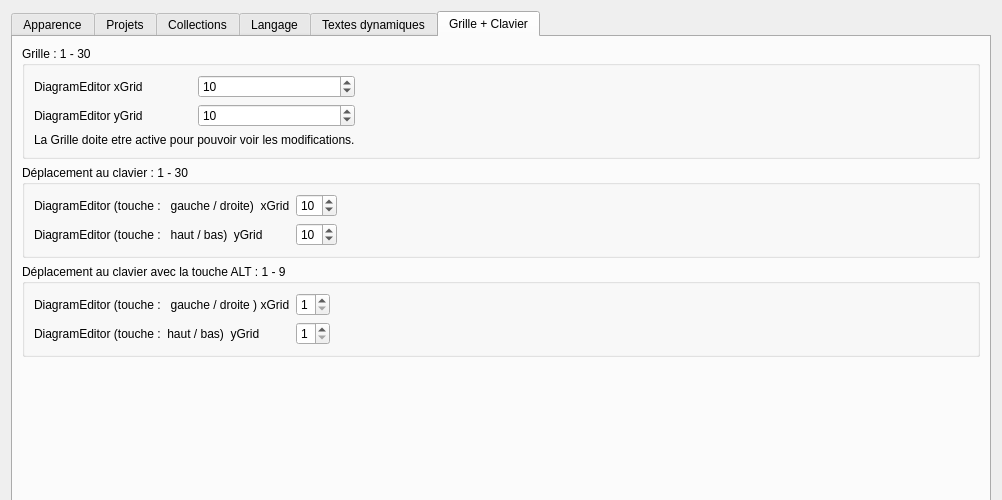
The window that sources/ui/configpage/generalconfigurationpage.ui (qelectrotech/qelectrotech-source-mirror) describes before a commit, drawn with Qt 5.
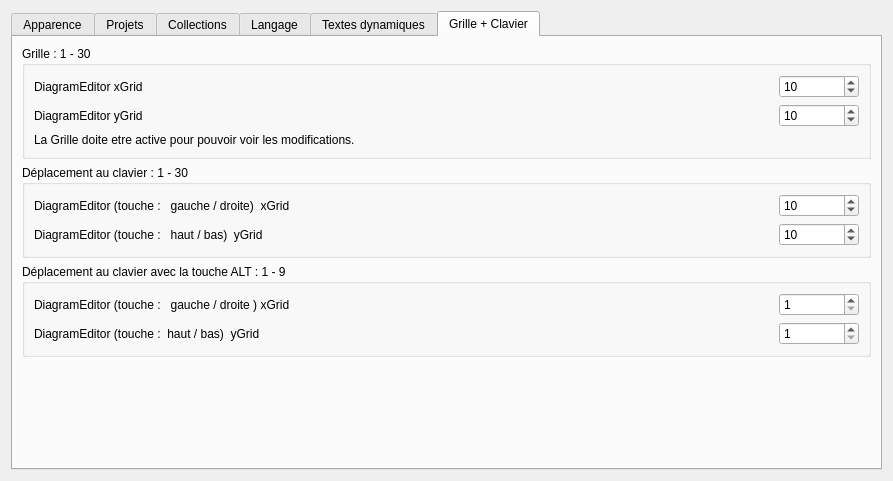
The same window after the commit. The open tabs and pages were chosen to show the change.

Commit message: Minor : update gui layout. Fix : change grid step doesn't applyed

What changed in the file:
```diff
--- a/sources/ui/configpage/generalconfigurationpage.ui
+++ b/sources/ui/configpage/generalconfigurationpage.ui
@@ -6,40 +6,16 @@
    <rect>
     <x>0</x>
     <y>0</y>
-    <width>998</width>
-    <height>500</height>
+    <width>893</width>
+    <height>481</height>
    </rect>
   </property>
-  <property name="sizePolicy">
-   <sizepolicy hsizetype="Preferred" vsizetype="MinimumExpanding">
-    <horstretch>0</horstretch>
-    <verstretch>0</verstretch>
-   </sizepolicy>
-  </property>
-  <property name="minimumSize">
-   <size>
-    <width>0</width>
-    <height>500</height>
-   </size>
-  </property>
   <property name="windowTitle">
    <string>Form</string>
   </property>
-  <layout class="QVBoxLayout" name="verticalLayout_3">
-   <item>
+  <layout class="QGridLayout" name="gridLayout_5">
+   <item row="0" column="0">
     <widget class="QTabWidget" name="tabWidget">
-     <property name="sizePolicy">
-      <sizepolicy hsizetype="Fixed" vsizetype="Expanding">
-       <horstretch>0</horstretch>
-       <verstretch>0</verstretch>
-      </sizepolicy>
-     </property>
-     <property name="minimumSize">
-      <size>
-       <width>980</width>
-       <height>500</height>
-      </size>
-     </property>
      <property name="currentIndex">
       <number>0</number>
      </property>
@@ -474,16 +450,21 @@
          <property name="title">
           <string>Grille : 1 - 30</string>
          </property>
-         <layout class="QGridLayout" name="gridLayout_5">
-          <item row="0" column="0">
-           <widget class="QLabel" name="Label_Diagram_xGrid">
-            <property name="text">
-             <string>DiagramEditor xGrid</string>
-            </property>
-           </widget>
-          </item>
-          <item row="0" column="1">
+         <property name="flat">
+          <bool>false</bool>
+         </property>
+         <property name="checkable">
+          <bool>false</bool>
+         </property>
+         <layout class="QGridLayout" name="gridLayout_6">
+          <item row="0" column="2">
            <widget class="QSpinBox" name="DiagramEditor_xGrid_sb">
+            <property name="minimumSize">
+             <size>
+              <width>80</width>
+              <height>0</height>
+             </size>
+            </property>
             <property name="minimum">
              <number>1</number>
             </property>
@@ -498,19 +479,6 @@
             </property>
            </widget>
           </item>
-          <item row="1" column="1">
-           <widget class="QSpinBox" name="DiagramEditor_yGrid_sb">
-            <property name="minimum">
-             <number>1</number>
-            </property>
-            <property name="maximum">
-             <number>30</number>
-            </property>
-            <property name="value">
-             <number>10</number>
-            </property>
-           </widget>
-          </item>
           <item row="1" column="0">
            <widget class="QLabel" name="Label_Diagram_yGrid">
             <property name="text">
@@ -525,8 +493,34 @@
             </property>
            </widget>
           </item>
-          <item row="0" column="2">
-           <spacer name="horizontalSpacer_4">
+          <item row="1" column="2">
+           <widget class="QSpinBox" name="DiagramEditor_yGrid_sb">
+            <property name="minimumSize">
+             <size>
+              <width>80</width>
+              <height>0</height>
+             </size>
+            </property>
+            <property name="minimum">
+             <number>1</number>
+            </property>
+            <property name="maximum">
+             <number>30</number>
+            </property>
+            <property name="value">
+             <number>10</number>
+            </property>
+           </widget>
+          </item>
+          <item row="0" column="0">
+           <widget class="QLabel" name="Label_Diagram_xGrid">
+            <property name="text">
+             <string>DiagramEditor xGrid</string>
+            </property>
+           </widget>
+          </item>
+          <item row="0" column="1">
+           <spacer name="horizontalSpacer_6">
             <property name="orientation">
              <enum>Qt::Horizontal</enum>
             </property>
@@ -547,6 +541,50 @@
           <string>Déplacement au clavier : 1 - 30</string>
          </property>
          <layout class="QGridLayout" name="gridLayout_10">
+          <item row="0" column="2">
+           <widget class="QSpinBox" name="DiagramEditor_xKeyGrid_sb">
+            <property name="minimumSize">
+             <size>
+              <width>80</width>
+              <height>0</height>
+             </size>
+            </property>
+            <property name="minimum">
+             <number>1</number>
+            </property>
+            <property name="maximum">
+             <number>30</number>
+            </property>
+            <property name="singleStep">
+             <number>1</number>
+            </property>
+            <property name="value">
+             <number>10</number>
+            </property>
+           </widget>
+          </item>
+          <item row="1" column="2">
+           <widget class="QSpinBox" name="DiagramEditor_yKeyGrid_sb">
+            <property name="minimumSize">
+             <size>
+              <width>80</width>
+              <height>0</height>
+             </size>
+            </property>
+            <property name="minimum">
+             <number>1</number>
+            </property>
+            <property name="maximum">
+             <number>30</number>
+            </property>
+            <property name="singleStep">
+             <number>1</number>
+            </property>
+            <property name="value">
+             <number>10</number>
+            </property>
+           </widget>
+          </item>
           <item row="0" column="0">
            <widget class="QLabel" name="Label_Diagram_Key_xGrid">
             <property name="text">
@@ -562,38 +600,6 @@
            </widget>
           </item>
           <item row="0" column="1">
-           <widget class="QSpinBox" name="DiagramEditor_xKeyGrid_sb">
-            <property name="minimum">
-             <number>1</number>
-            </property>
-            <property name="maximum">
-             <number>30</number>
-            </property>
-            <property name="singleStep">
-             <number>1</number>
-            </property>
-            <property name="value">
-             <number>10</number>
-            </property>
-           </widget>
-          </item>
-          <item row="1" column="1">
-           <widget class="QSpinBox" name="DiagramEditor_yKeyGrid_sb">
-            <property name="minimum">
-             <number>1</number>
-            </property>
-            <property name="maximum">
-             <number>30</number>
-            </property>
-            <property name="singleStep">
-             <number>1</number>
-            </property>
-            <property name="value">
-             <number>10</number>
-            </property>
-           </widget>
-          </item>
-          <item row="0" column="2">
            <spacer name="horizontalSpacer_5">
             <property name="orientation">
              <enum>Qt::Horizontal</enum>
@@ -622,8 +628,14 @@
             </property>
            </widget>
           </item>
-          <item row="0" column="2">
-           <widget class="QSpinBox" name="DiagramEditor_xKeyGridFine_sb">
+          <item row="1" column="3">
+           <widget class="QSpinBox" name="DiagramEditor_yKeyGridFine_sb">
+            <property name="minimumSize">
+             <size>
+              <width>80</width>
+              <height>0</height>
+             </size>
+            </property>
             <property name="minimum">
              <number>1</number>
             </property>
@@ -645,24 +657,30 @@
             </property>
            </widget>
           </item>
-          <item row="1" column="2">
-           <widget class="QSpinBox" name="DiagramEditor_yKeyGridFine_sb">
-            <property name="minimum">
-             <number>1</number>
-            </property>
-            <property name="maximum">
-             <number>9</number>
-            </property>
-            <property name="singleStep">
-             <number>1</number>
-            </property>
-            <property name="value">
-             <number>1</number>
-            </property>
-           </widget>
-          </item>
           <item row="0" column="3">
-           <spacer name="horizontalSpacer_6">
+           <widget class="QSpinBox" name="DiagramEditor_xKeyGridFine_sb">
+            <property name="minimumSize">
+             <size>
+              <width>80</width>
+              <height>0</height>
+             </size>
+            </property>
+            <property name="minimum">
+             <number>1</number>
+            </property>
+            <property name="maximum">
+             <number>9</number>
+            </property>
+            <property name="singleStep">
+             <number>1</number>
+            </property>
+            <property name="value">
+             <number>1</number>
+            </property>
+           </widget>
+          </item>
+          <item row="0" column="2">
+           <spacer name="horizontalSpacer_4">
             <property name="orientation">
              <enum>Qt::Horizontal</enum>
             </property>
```
Left out of the diff: 2 changed lines with no effect on the pictures. The commit also changes 2 other files.
